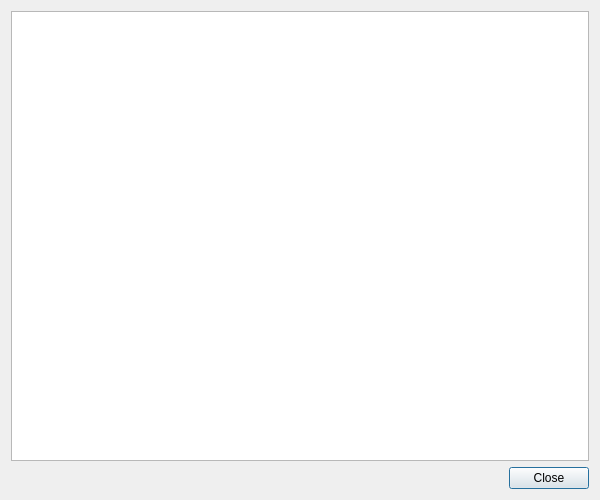
Old version of the form Geometrize/dialog/licensedialog.ui in the repository Tw1ddle/geometrize.
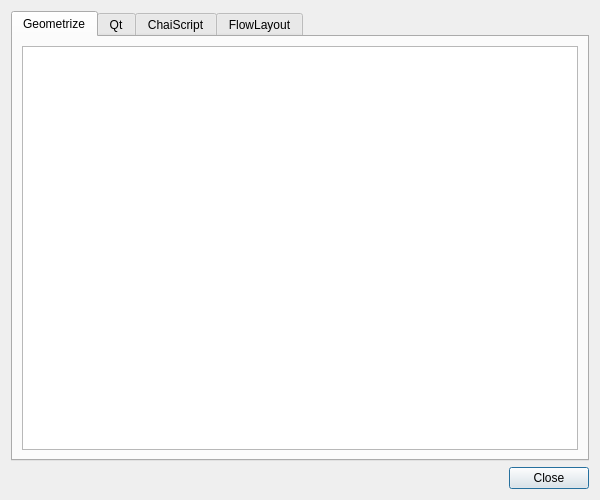
New version of the form. The open tabs and pages were chosen to show the change.

Commit message: Better license dialog, another sample image, minor tweaks

The edit to the form file:
```diff
--- a/Geometrize/dialog/licensedialog.ui
+++ b/Geometrize/dialog/licensedialog.ui
@@ -27,13 +27,57 @@
   </property>
   <layout class="QVBoxLayout" name="verticalLayout">
    <item>
-    <widget class="QTextBrowser" name="licenseTextBrowser">
-     <property name="minimumSize">
-      <size>
-       <width>0</width>
-       <height>0</height>
-      </size>
+    <widget class="QTabWidget" name="tabWidget">
+     <property name="currentIndex">
+      <number>1</number>
      </property>
+     <widget class="QWidget" name="Geometrize">
+      <attribute name="title">
+       <string>Geometrize</string>
+      </attribute>
+      <layout class="QVBoxLayout" name="verticalLayout_4">
+       <item>
+        <widget class="QTextBrowser" name="geometrizeLicense">
+         <property name="minimumSize">
+          <size>
+           <width>0</width>
+           <height>0</height>
+          </size>
+         </property>
+        </widget>
+       </item>
+      </layout>
+     </widget>
+     <widget class="QWidget" name="Qt">
+      <attribute name="title">
+       <string>Qt</string>
+      </attribute>
+      <layout class="QVBoxLayout" name="verticalLayout_5">
+       <item>
+        <widget class="QTextBrowser" name="qtLicense"/>
+       </item>
+      </layout>
+     </widget>
+     <widget class="QWidget" name="ChaiScript">
+      <attribute name="title">
+       <string>ChaiScript</string>
+      </attribute>
+      <layout class="QVBoxLayout" name="verticalLayout_2">
+       <item>
+        <widget class="QTextBrowser" name="chaiScriptLicense"/>
+       </item>
+      </layout>
+     </widget>
+     <widget class="QWidget" name="FlowLayout">
+      <attribute name="title">
+       <string>FlowLayout</string>
+      </attribute>
+      <layout class="QVBoxLayout" name="verticalLayout_3">
+       <item>
+        <widget class="QTextBrowser" name="flowLayoutLicense"/>
+       </item>
+      </layout>
+     </widget>
     </widget>
    </item>
    <item>
```
The commit also changes 19 other files.
